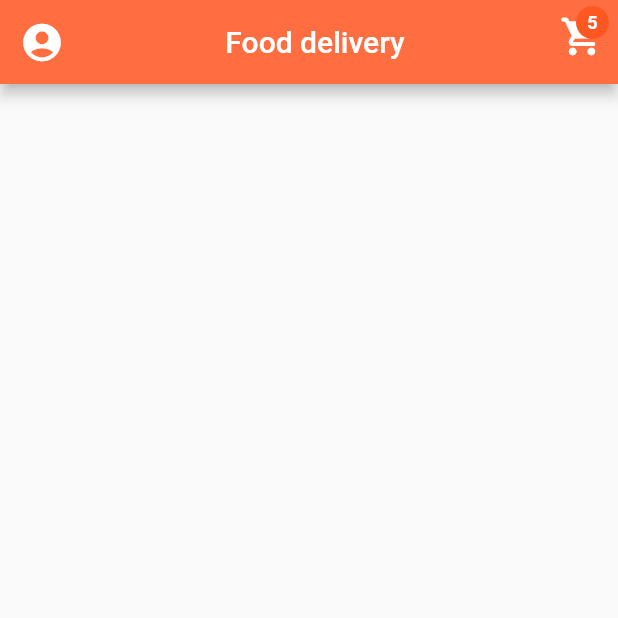
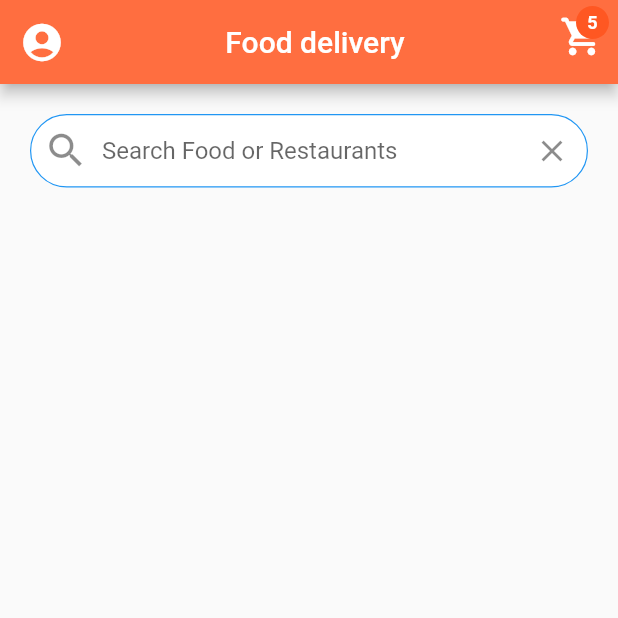
Before and after one commit to harshan92/Food_Delivery_UI, a Flutter app: the screen it shows after launch, on a phone screen of 412 x 824 dp, the top half of it. Run offline on Flutter 3.47's test engine with Material 2 defaults, Android fonts, the phone set to English and light mode, and no system bars.

Commit message:
added search bar

```diff
--- a/lib/screens/home_screens.dart
+++ b/lib/screens/home_screens.dart
@@ -48,6 +48,33 @@ class _HomeScreenState extends State<HomeScreen> {
               ),
             ])
           ]),
+      body: ListView(children: [
+        Padding(
+          padding: EdgeInsets.all(20.0),
+          child: TextField(
+            decoration: InputDecoration(
+                contentPadding: EdgeInsets.symmetric(vertical: 15.0),
+                fillColor: Colors.white,
+                filled: true,
+                border: OutlineInputBorder(
+                    borderRadius: BorderRadius.circular(30.0),
+                    borderSide: BorderSide(width: 0.8)),
+                hintText: "Search Food or Restaurants",
+                prefixIcon: Icon(
+                  Icons.search,
+                  size: 30.0,
+                ),
+                enabledBorder: OutlineInputBorder(
+                    borderRadius: BorderRadius.circular(30.0),
+                    borderSide: BorderSide(
+                        width: 0.8, color: Theme.of(context).primaryColor)),
+                suffixIcon: IconButton(
+                  icon: Icon(Icons.clear),
+                  onPressed: () {},
+                )),
+          ),
+        )
+      ]),
     );
   }
 }
```
